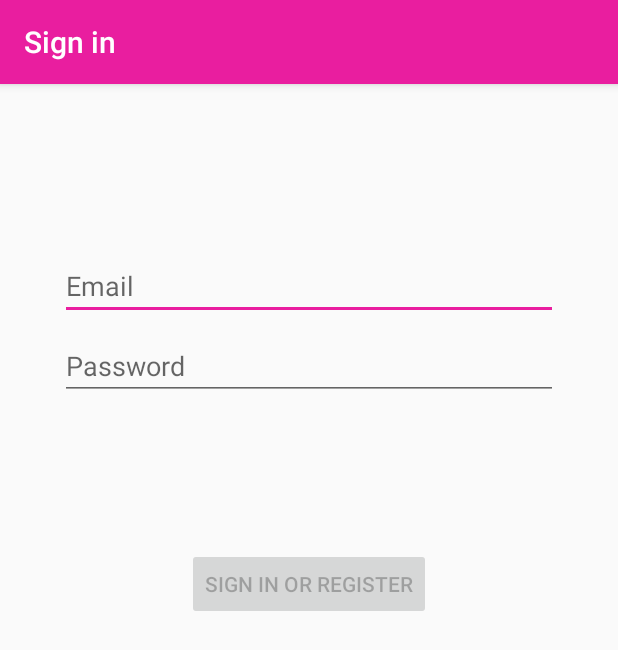
After one commit to njustteamwork/teamproject_app, an Android app: the LoginActivity screen opened directly, with no data from a screen before it, on a phone screen of 412 x 824 dp. The commit adds this screen. Shown: the top 650 px of the screen. Run offline under Robolectric (Android 15) with nearby library versions, the phone set to English and light mode, and no system bars.

Commit message:
add sign in modual

```diff
--- a/app/build.gradle
+++ b/app/build.gradle
@@ -23,6 +23,9 @@ dependencies {
     implementation fileTree(dir: 'libs', include: ['*.jar'])
     implementation 'androidx.appcompat:appcompat:1.1.0'
     implementation 'androidx.constraintlayout:constraintlayout:1.1.3'
+    implementation 'com.google.android.material:material:1.0.0'
+    implementation 'androidx.annotation:annotation:1.0.2'
+    implementation 'androidx.lifecycle:lifecycle-extensions:2.0.0'
     testImplementation 'junit:junit:4.12'
     androidTestImplementation 'androidx.test:runner:1.2.0'
     androidTestImplementation 'androidx.test.espresso:espresso-core:3.2.0'
--- a/app/src/main/AndroidManifest.xml
+++ b/app/src/main/AndroidManifest.xml
@@ -2,7 +2,7 @@
 <manifest xmlns:android="http://schemas.android.com/apk/res/android"
     package="com.example.myapplication">
 
-    <uses-permission android:name="android.permission.INTERNET"/>
+    <uses-permission android:name="android.permission.INTERNET" />
 
     <application
         android:allowBackup="true"
@@ -11,6 +11,9 @@
         android:roundIcon="@mipmap/ic_launcher_round"
         android:supportsRtl="true"
         android:theme="@style/AppTheme">
+        <activity
+            android:name=".ui.login.LoginActivity"
+            android:label="@string/title_activity_login"></activity>
         <activity android:name=".MainActivity">
             <intent-filter>
                 <action android:name="android.intent.action.MAIN" />
--- /dev/null
+++ b/app/src/main/java/com/example/myapplication/ui/login/LoginActivity.java
@@ -0,0 +1,132 @@
+package com.example.myapplication.ui.login;
+
+import android.app.Activity;
+
+import androidx.lifecycle.Observer;
+import androidx.lifecycle.ViewModelProviders;
+
+import android.os.Bundle;
+
+import androidx.annotation.Nullable;
+import androidx.annotation.StringRes;
+import androidx.appcompat.app.AppCompatActivity;
+
+import android.text.Editable;
+import android.text.TextWatcher;
+import android.view.KeyEvent;
+import android.view.View;
+import android.view.inputmethod.EditorInfo;
+import android.widget.Button;
+import android.widget.EditText;
+import android.widget.ProgressBar;
+import android.widget.TextView;
+import android.widget.Toast;
+
+import com.example.myapplication.R;
+import com.example.myapplication.ui.login.LoginViewModel;
+import com.example.myapplication.ui.login.LoginViewModelFactory;
+
+public class LoginActivity extends AppCompatActivity {
+
+    private LoginViewModel loginViewModel;
+
+    @Override
+    public void onCreate(Bundle savedInstanceState) {
+        super.onCreate(savedInstanceState);
+        setContentView(R.layout.activity_login);
+        loginViewModel = ViewModelProviders.of(this, new LoginViewModelFactory())
+                .get(LoginViewModel.class);
+
+        final EditText usernameEditText = findViewById(R.id.username);
+        final EditText passwordEditText = findViewById(R.id.password);
+        final Button loginButton = findViewById(R.id.login);
+        final ProgressBar loadingProgressBar = findViewById(R.id.loading);
+
+        loginViewModel.getLoginFormState().observe(this, new Observer<LoginFormState>() {
+            @Override
+            public void onChanged(@Nullable LoginFormState loginFormState) {
+                if (loginFormState == null) {
+                    return;
+                }
+                loginButton.setEnabled(loginFormState.isDataValid());
+                if (loginFormState.getUsernameError() != null) {
+                    usernameEditText.setError(getString(loginFormState.getUsernameError()));
+                }
+                if (loginFormState.getPasswordError() != null) {
+                    passwordEditText.setError(getString(loginFormState.getPasswordError()));
+                }
+            }
+        });
+
+        loginViewModel.getLoginResult().observe(this, new Observer<LoginResult>() {
+            @Override
+            public void onChanged(@Nullable LoginResult loginResult) {
+                if (loginResult == null) {
+                    return;
+                }
+                loadingProgressBar.setVisibility(View.GONE);
+                if (loginResult.getError() != null) {
+                    showLoginFailed(loginResult.getError());
+                }
+                if (loginResult.getSuccess() != null) {
+                    updateUiWithUser(loginResult.getSuccess());
+                }
+                setResult(Activity.RESULT_OK);
+
+                //Complete and destroy login activity once successful
+                finish();
+            }
+        });
+
+        TextWatcher afterTextChangedListener = new TextWatcher() {
+            @Override
+            public void beforeTextChanged(CharSequence s, int start, int count, int after) {
+                // ignore
+            }
+
+            @Override
+            public void onTextChanged(CharSequence s, int start, int before, int count) {
+                // ignore
+            }
+
+            @Override
+            public void afterTextChanged(Editable s) {
+                loginViewModel.loginDataChanged(usernameEditText.getText().toString(),
+                        passwordEditText.getText().toString());
+            }
+        };
+        usernameEditText.addTextChangedListener(afterTextChangedListener);
+        passwordEditText.addTextChangedListener(afterTextChangedListener);
+        passwordEditText.setOnEditorActionListener(new TextView.OnEditorActionListener() {
+
+            @Override
+            public boolean onEditorAction(TextView v, int actionId, KeyEvent event) {
+                if (actionId == EditorInfo.IME_ACTION_DONE) {
+                    loginViewModel.login(usernameEditText.getText().toString(),
+                            passwordEditText.getText().toString());
+                }
+                return false;
+            }
+        });
+
+        loginButton.setOnClickListener(new View.OnClickListener() {
+            @Override
+            public void onClick(View v) {
+                loadingProgressBar.setVisibility(View.VISIBLE);
+                loginViewModel.login(usernameEditText.getText().toString(),
+                        passwordEditText.getText().toString());
+
+            }
+        });
+    }
+
+    private void updateUiWithUser(LoggedInUserView model) {
+        String welcome = getString(R.string.welcome) + model.getDisplayName();
+        // TODO : initiate successful logged in experience
+        Toast.makeText(getApplicationContext(), welcome, Toast.LENGTH_LONG).show();
+    }
+
+    private void showLoginFailed(@StringRes Integer errorString) {
+        Toast.makeText(getApplicationContext(), errorString, Toast.LENGTH_SHORT).show();
+    }
+}
--- /dev/null
+++ b/app/src/main/java/com/example/myapplication/ui/login/LoginViewModel.java
@@ -0,0 +1,70 @@
+package com.example.myapplication.ui.login;
+
+import androidx.lifecycle.LiveData;
+import androidx.lifecycle.MutableLiveData;
+import androidx.lifecycle.ViewModel;
+
+import android.util.Patterns;
+
+import com.example.myapplication.data.LoginRepository;
+import com.example.myapplication.data.Result;
+import com.example.myapplication.data.model.LoggedInUser;
+import com.example.myapplication.R;
+
+public class LoginViewModel extends ViewModel {
+
+    private MutableLiveData<LoginFormState> loginFormState = new MutableLiveData<>();
+    private MutableLiveData<LoginResult> loginResult = new MutableLiveData<>();
+    private LoginRepository loginRepository;
+
+    LoginViewModel(LoginRepository loginRepository) {
+        this.loginRepository = loginRepository;
+    }
+
+    LiveData<LoginFormState> getLoginFormState() {
+        return loginFormState;
+    }
+
+    LiveData<LoginResult> getLoginResult() {
+        return loginResult;
+    }
+
+    public void login(String username, String password) {
+        // can be launched in a separate asynchronous job
+        Result<LoggedInUser> result = loginRepository.login(username, password);
+
+        if (result instanceof Result.Success) {
+            LoggedInUser data = ((Result.Success<LoggedInUser>) result).getData();
+            loginResult.setValue(new LoginResult(new LoggedInUserView(data.getDisplayName())));
+        } else {
+            loginResult.setValue(new LoginResult(R.string.login_failed));
+        }
+    }
+
+    public void loginDataChanged(String username, String password) {
+        if (!isUserNameValid(username)) {
+            loginFormState.setValue(new LoginFormState(R.string.invalid_username, null));
+        } else if (!isPasswordValid(password)) {
+            loginFormState.setValue(new LoginFormState(null, R.string.invalid_password));
+        } else {
+            loginFormState.setValue(new LoginFormState(true));
+        }
+    }
+
+    // A placeholder username validation check
+    private boolean isUserNameValid(String username) {
+        if (username == null) {
+            return false;
+        }
+        if (username.contains("@")) {
+            return Patterns.EMAIL_ADDRESS.matcher(username).matches();
+        } else {
+            return !username.trim().isEmpty();
+        }
+    }
+
+    // A placeholder password validation check
+    private boolean isPasswordValid(String password) {
+        return password != null && password.trim().length() > 5;
+    }
+}
--- /dev/null
+++ b/app/src/main/java/com/example/myapplication/ui/login/LoginViewModelFactory.java
@@ -0,0 +1,26 @@
+package com.example.myapplication.ui.login;
+
+import androidx.lifecycle.ViewModel;
+import androidx.lifecycle.ViewModelProvider;
+import androidx.annotation.NonNull;
+
+import com.example.myapplication.data.LoginDataSource;
+import com.example.myapplication.data.LoginRepository;
+
+/**
+ * ViewModel provider factory to instantiate LoginViewModel.
+ * Required given LoginViewModel has a non-empty constructor
+ */
+public class LoginViewModelFactory implements ViewModelProvider.Factory {
+
+    @NonNull
+    @Override
+    @SuppressWarnings("unchecked")
+    public <T extends ViewModel> T create(@NonNull Class<T> modelClass) {
+        if (modelClass.isAssignableFrom(LoginViewModel.class)) {
+            return (T) new LoginViewModel(LoginRepository.getInstance(new LoginDataSource()));
+        } else {
+            throw new IllegalArgumentException("Unknown ViewModel class");
+        }
+    }
+}
--- /dev/null
+++ b/app/src/main/res/layout/activity_login.xml
@@ -0,0 +1,78 @@
+<?xml version="1.0" encoding="utf-8"?>
+<androidx.constraintlayout.widget.ConstraintLayout xmlns:android="http://schemas.android.com/apk/res/android"
+    xmlns:app="http://schemas.android.com/apk/res-auto"
+    xmlns:tools="http://schemas.android.com/tools"
+    android:id="@+id/container"
+    android:layout_width="match_parent"
+    android:layout_height="match_parent"
+    android:paddingLeft="@dimen/activity_horizontal_margin"
+    android:paddingTop="@dimen/activity_vertical_margin"
+    android:paddingRight="@dimen/activity_horizontal_margin"
+    android:paddingBottom="@dimen/activity_vertical_margin"
+    tools:context=".ui.login.LoginActivity">
+
+    <EditText
+        android:id="@+id/username"
+        android:layout_width="0dp"
+        android:layout_height="wrap_content"
+        android:layout_marginStart="24dp"
+        android:layout_marginTop="96dp"
+        android:layout_marginEnd="24dp"
+
+        android:hint="@string/prompt_email"
+        android:inputType="textEmailAddress"
+        android:selectAllOnFocus="true"
+        app:layout_constraintEnd_toEndOf="parent"
+        app:layout_constraintStart_toStartOf="parent"
+        app:layout_constraintTop_toTopOf="parent" />
+
+    <EditText
+        android:id="@+id/password"
+        android:layout_width="0dp"
+        android:layout_height="wrap_content"
+        android:layout_marginStart="24dp"
+        android:layout_marginTop="8dp"
+        android:layout_marginEnd="24dp"
+
+        android:hint="@string/prompt_password"
+        android:imeActionLabel="@string/action_sign_in_short"
+        android:imeOptions="actionDone"
+        android:inputType="textPassword"
+        android:selectAllOnFocus="true"
+        app:layout_constraintEnd_toEndOf="parent"
+        app:layout_constraintStart_toStartOf="parent"
+        app:layout_constraintTop_toBottomOf="@+id/username" />
+
+    <Button
+        android:id="@+id/login"
+        android:layout_width="wrap_content"
+        android:layout_height="wrap_content"
+        android:layout_gravity="start"
+        android:layout_marginStart="48dp"
+        android:layout_marginTop="16dp"
+        android:layout_marginEnd="48dp"
+        android:layout_marginBottom="64dp"
+        android:enabled="false"
+        android:text="@string/action_sign_in"
+        app:layout_constraintBottom_toBottomOf="parent"
+        app:layout_constraintEnd_toEndOf="parent"
+        app:layout_constraintStart_toStartOf="parent"
+        app:layout_constraintTop_toBottomOf="@+id/password"
+        app:layout_constraintVertical_bias="0.2" />
+
+    <ProgressBar
+        android:id="@+id/loading"
+        android:layout_width="wrap_content"
+        android:layout_height="wrap_content"
+        android:layout_gravity="center"
+        android:layout_marginStart="32dp"
+        android:layout_marginTop="64dp"
+        android:layout_marginEnd="32dp"
+        android:layout_marginBottom="64dp"
+        android:visibility="gone"
+        app:layout_constraintBottom_toBottomOf="parent"
+        app:layout_constraintEnd_toEndOf="@+id/password"
+        app:layout_constraintStart_toStartOf="@+id/password"
+        app:layout_constraintTop_toTopOf="parent"
+        app:layout_constraintVertical_bias="0.3" />
+</androidx.constraintlayout.widget.ConstraintLayout>
--- /dev/null
+++ b/app/src/main/res/menu/main_activity_menu.xml
@@ -0,0 +1,6 @@
+<?xml version="1.0" encoding="utf-8"?>
+<menu xmlns:android="http://schemas.android.com/apk/res/android">
+    <item android:id="@+id/activity_1" android:title="activity_1"/>
+    <item android:id="@+id/activity_2" android:title="activity_2"/>
+
+</menu>
--- /dev/null
+++ b/app/src/main/res/values/dimens.xml
@@ -0,0 +1,5 @@
+<resources>
+    <!-- Default screen margins, per the Android Design guidelines. -->
+    <dimen name="activity_horizontal_margin">16dp</dimen>
+    <dimen name="activity_vertical_margin">16dp</dimen>
+</resources>
--- a/app/src/main/res/values/strings.xml
+++ b/app/src/main/res/values/strings.xml
@@ -1,3 +1,12 @@
 <resources>
     <string name="app_name">安卓客户端</string>
+    <string name="title_activity_login">Sign in</string>
+    <string name="prompt_email">Email</string>
+    <string name="prompt_password">Password</string>
+    <string name="action_sign_in">Sign in or register</string>
+    <string name="action_sign_in_short">Sign in</string>
+    <string name="welcome">"Welcome !"</string>
+    <string name="invalid_username">Not a valid username</string>
+    <string name="invalid_password">Password must be >5 characters</string>
+    <string name="login_failed">"Login failed"</string>
 </resources>
```
Also changed, not shown: app/src/main/java/com/example/myapplication/MainActivity.java (+24 -0 lines), app/src/main/java/com/example/myapplication/data/LoginDataSource.java (added, +29 -0 lines), app/src/main/java/com/example/myapplication/data/LoginRepository.java (added, +54 -0 lines), app/src/main/java/com/example/myapplication/data/Result.java (added, +48 -0 lines), app/src/main/java/com/example/myapplication/data/model/LoggedInUser.java (added, +23 -0 lines), app/src/main/java/com/example/myapplication/ui/login/LoggedInUserView.java (added, +17 -0 lines), app/src/main/java/com/example/myapplication/ui/login/LoginFormState.java (added, +40 -0 lines), app/src/main/java/com/example/myapplication/ui/login/LoginResult.java (added, +31 -0 lines).
